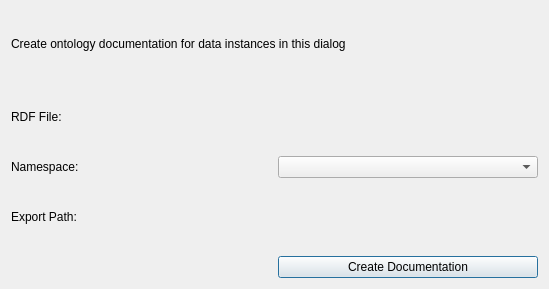
This is dialogs/ui/ontdocdialog.ui in sparqlunicorn/sparqlunicornGoesGIS as Qt 5 draws it before an edit. The edited form follows.
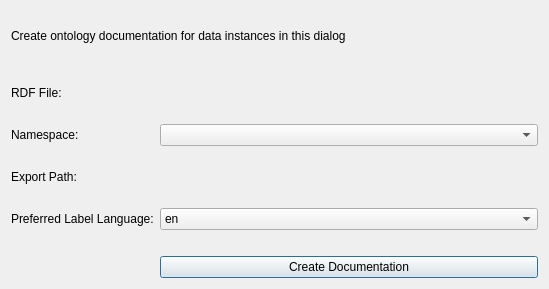
This is the edited form. Custom widgets are drawn as their Qt base class.

Commit message: FeatureCollection doc fixes

The edit to the form file:
```diff
--- a/dialogs/ui/ontdocdialog.ui
+++ b/dialogs/ui/ontdocdialog.ui
@@ -11,7 +11,7 @@
    </rect>
   </property>
   <property name="windowTitle">
-   <string>Dialog</string>
+   <string>Ontology Documentation Generation</string>
   </property>
   <layout class="QGridLayout" name="gridLayout">
    <item row="1" column="0">
@@ -32,12 +32,35 @@
     </widget>
    </item>
    <item row="4" column="1">
+    <widget class="QComboBox" name="preferredLabelLangCBox">
+     <item>
+      <property name="text">
+       <string>en</string>
+      </property>
+     </item>
+    </widget>
+   </item>
+   <item row="4" column="0">
+    <widget class="QLabel" name="label_5">
+     <property name="text">
+      <string>Preferred Label Language:</string>
+     </property>
+    </widget>
+   </item>
+   <item row="6" column="1">
     <widget class="QPushButton" name="createDocumentationButton">
      <property name="text">
       <string>Create Documentation</string>
      </property>
     </widget>
    </item>
+   <item row="0" column="0" colspan="2">
+    <widget class="QLabel" name="label_4">
+     <property name="text">
+      <string>Create ontology documentation for data instances in this dialog</string>
+     </property>
+    </widget>
+   </item>
    <item row="3" column="1">
     <widget class="QgsFileWidget" name="outFolderWidget">
      <property name="storageMode">
@@ -55,12 +78,18 @@
    <item row="2" column="1">
     <widget class="QComboBox" name="namespaceCBox"/>
    </item>
-   <item row="0" column="0" colspan="2">
-    <widget class="QLabel" name="label_4">
-     <property name="text">
-      <string>Create ontology documentation for data instances in this dialog</string>
+   <item row="5" column="1">
+    <spacer name="horizontalSpacer">
+     <property name="orientation">
+      <enum>Qt::Horizontal</enum>
      </property>
-    </widget>
+     <property name="sizeHint" stdset="0">
+      <size>
+       <width>40</width>
+       <height>20</height>
+      </size>
+     </property>
+    </spacer>
    </item>
   </layout>
  </widget>
```
The commit also changes 2 other files.
